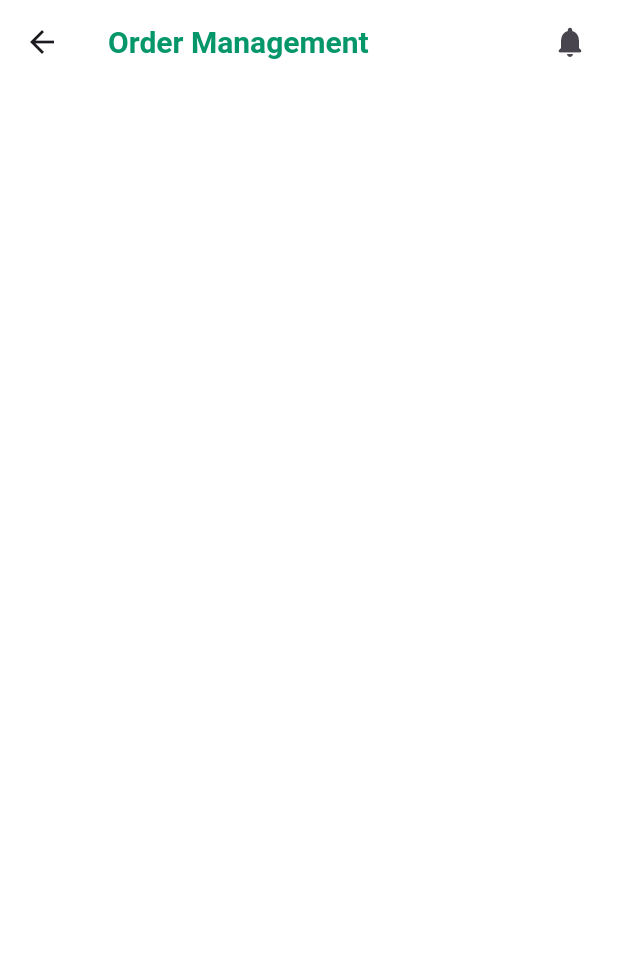
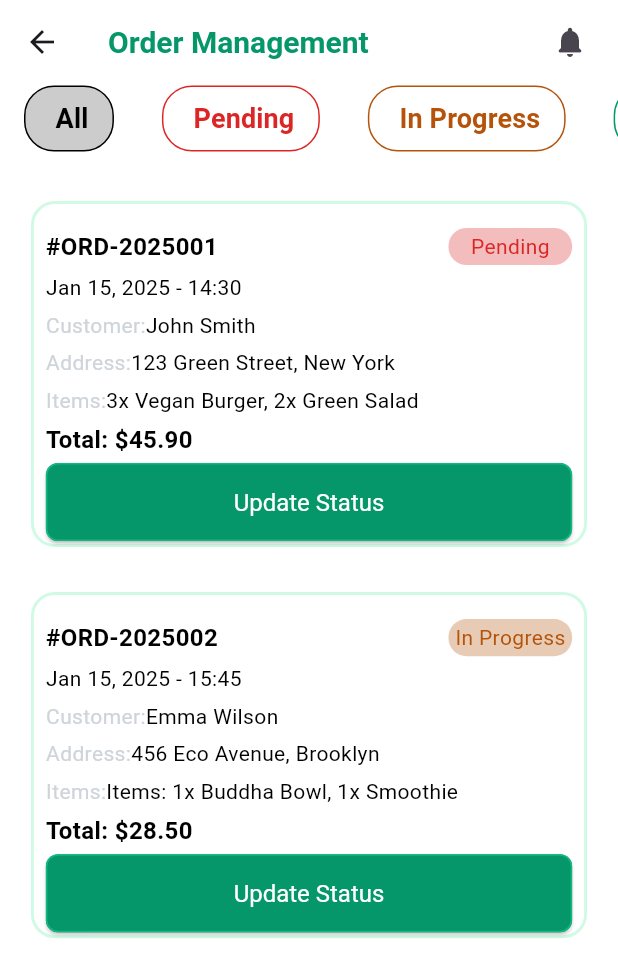
Before and after one commit to Faridaessam1/EcoEatersApp, a Flutter app: the OrdersView screen opened directly, on a phone screen of 412 x 824 dp. Shown: the top 978 px of the screen. Run offline on Flutter 3.47's test engine with Material 3 defaults, Android fonts, the phone set to English and light mode, and no system bars; our stand-ins replace bot_toast, flutter_easyloading, google_fonts.

Commit message:
Finished Order View

```diff
--- a/lib/core/constants/app_colors.dart
+++ b/lib/core/constants/app_colors.dart
@@ -11,6 +11,5 @@ abstract class AppColors {
   static const Color orange = Color(0xFFB45309);
   static const Color grey= Color(0xFFCED4DA);
   static const Color yellow = Color(0xFFFEF3C7);
-  static const Color scaffoldColor = Color(0xFFE5E7EB);
-
+  static const Color red = Color(0xFFDC2626);
 }
--- a/lib/core/ui/seller/home/home_view.dart
+++ b/lib/core/ui/seller/home/home_view.dart
@@ -1,7 +1,7 @@
 import 'package:eco_eaters_app/core/constants/app_colors.dart';
 import 'package:eco_eaters_app/core/extentions/padding_ext.dart';
 import 'package:eco_eaters_app/core/ui/seller/home/widgets/custom_insights_container.dart';
-import 'package:eco_eaters_app/core/ui/seller/home/widgets/custom_order_container.dart';
+import 'package:eco_eaters_app/core/ui/seller/home/widgets/custom_recent_order_container.dart';
 import 'package:eco_eaters_app/core/ui/seller/home/widgets/custom_text_button.dart';
 import 'package:flutter/material.dart';
 
@@ -133,10 +133,10 @@ class HomeView extends StatelessWidget {
           SizedBox(
             height: 30,
           ),
-          CustomOrderContainer(
+          CustomRecentOrderContainer(
               orderNumber: "2458",
               orderStatus: "Pending",
-              orderStatusColor: AppColors.orange,
+              orderStatusColor: AppColors.red,
               orderItemCount: "2",
               orderAmount: "24:00",
               customerName: "Sarah M.",
@@ -144,7 +144,7 @@ class HomeView extends StatelessWidget {
           SizedBox(
             height: 20,
           ),
-          CustomOrderContainer(
+          CustomRecentOrderContainer(
               orderNumber: "2457",
               orderStatus: "Completed",
               orderStatusColor: AppColors.green,
--- a/lib/core/ui/seller/home/widgets/custom_order_container.dart
+++ b/lib/core/ui/seller/home/widgets/custom_recent_order_container.dart
@@ -2,7 +2,7 @@ import 'package:flutter/material.dart';
 
 import '../../../../constants/app_colors.dart';
 
-class CustomOrderContainer extends StatelessWidget {
+class CustomRecentOrderContainer extends StatelessWidget {
   String orderNumber;
   String orderStatus;
   Color orderStatusColor;
@@ -11,7 +11,7 @@ class CustomOrderContainer extends StatelessWidget {
   String customerName;
   String time;
 
-  CustomOrderContainer({
+  CustomRecentOrderContainer({
     super.key,
     required this.orderNumber,
     required this.orderStatus,
@@ -56,7 +56,7 @@ class CustomOrderContainer extends StatelessWidget {
                 alignment: Alignment.center,
                 decoration: BoxDecoration(
                   color: orderStatusColor.withOpacity(0.3),
-                  borderRadius: BorderRadius.circular(4),
+                  borderRadius: BorderRadius.circular(16),
                 ),
                 child: Text(
                   orderStatus,
--- a/lib/core/ui/seller/orders/orders_view.dart
+++ b/lib/core/ui/seller/orders/orders_view.dart
@@ -1,8 +1,17 @@
 import 'package:eco_eaters_app/core/constants/app_colors.dart';
+import 'package:eco_eaters_app/core/ui/seller/orders/widgets/custom_order_container.dart';
+import 'package:eco_eaters_app/core/ui/seller/orders/widgets/custom_tab_bar_item.dart';
 import 'package:flutter/material.dart';
 
-class OrdersView extends StatelessWidget {
+class OrdersView extends StatefulWidget {
   const OrdersView({super.key});
+
+  @override
+  State<OrdersView> createState() => _OrdersViewState();
+}
+
+class _OrdersViewState extends State<OrdersView> {
+  int selectedIndex = 0;
 
   @override
   Widget build(BuildContext context) {
@@ -27,6 +36,76 @@ class OrdersView extends StatelessWidget {
           ),
         ],
       ),
+      body: Column(
+        children: [
+          SafeArea(
+            child: DefaultTabController(
+              length: 4,
+              child: TabBar(
+                onTap: (index) {
+                  onTabBarItemTapped(index);
+                },
+                isScrollable: true,
+                indicatorColor: Colors.transparent,
+                dividerColor: Colors.transparent,
+                tabAlignment: TabAlignment.start,
+                tabs: [
+                  CustomTabBarItem(
+                      title: "All",
+                      isSelected: selectedIndex == 0,
+                      tabColor: AppColors.black),
+                  CustomTabBarItem(
+                      title: "Pending",
+                      isSelected: selectedIndex == 1,
+                      tabColor: AppColors.red),
+                  CustomTabBarItem(
+                    title: "In Progress",
+                    isSelected: selectedIndex == 2,
+                    tabColor: AppColors.orange,
+                  ),
+                  CustomTabBarItem(
+                    title: "Confirmed",
+                    isSelected: selectedIndex == 3,
+                    tabColor: AppColors.green,
+                  ),
+                ],
+              ),
+            ),
+          ),
+          SizedBox(
+            height: 30,
+          ),
+          CustomOrderContainer(
+            orderNumber: "ORD-2025001",
+            orderStatus: "Pending",
+            orderStatusColor: AppColors.red,
+            orderDetails: "3x Vegan Burger, 2x Green Salad",
+            orderAmount: "45.90",
+            customerName: "John Smith",
+            customerAddress: "123 Green Street, New York",
+            time: "Jan 15, 2025 - 14:30",
+          ),
+          SizedBox(
+            height: 30,
+          ),
+          CustomOrderContainer(
+            orderNumber: "ORD-2025002",
+            orderStatus: "In Progress",
+            orderStatusColor: AppColors.orange,
+            orderDetails: "Items: 1x Buddha Bowl, 1x Smoothie",
+            orderAmount: "28.50",
+            customerName: "Emma Wilson",
+            customerAddress: "456 Eco Avenue, Brooklyn",
+            time: "Jan 15, 2025 - 15:45",
+          ),
+        ],
+      ),
     );
   }
+
+  onTabBarItemTapped(int index) {
+    setState(() {
+      selectedIndex = index;
+    });
+  }
 }
--- /dev/null
+++ b/lib/core/ui/seller/orders/widgets/custom_order_container.dart
@@ -0,0 +1,192 @@
+import 'package:flutter/material.dart';
+
+import '../../../../constants/app_colors.dart';
+import '../../../../widgets/custom_elevated_button.dart';
+
+class CustomOrderContainer extends StatelessWidget {
+  final String orderNumber;
+  final String orderStatus;
+  final Color orderStatusColor;
+  final String orderDetails;
+  final String orderAmount;
+  final String customerName;
+  final String customerAddress;
+  final String time;
+
+  CustomOrderContainer({
+    super.key,
+    required this.orderNumber,
+    required this.orderStatus,
+    required this.orderStatusColor,
+    required this.time,
+    required this.customerName,
+    required this.customerAddress,
+    required this.orderDetails,
+    required this.orderAmount,
+  });
+
+  @override
+  Widget build(BuildContext context) {
+    var mediaQuery = MediaQuery.of(context);
+
+    return Container(
+      width: mediaQuery.size.width * 0.9,
+      height: mediaQuery.size.height * 0.28,
+      padding: EdgeInsets.symmetric(horizontal: 8, vertical: 16),
+      decoration: BoxDecoration(
+        borderRadius: BorderRadius.circular(16),
+        border: Border.all(
+          color: AppColors.lightMint,
+          width: 2,
+        ),
+      ),
+      child: Column(
+        children: [
+          Row(
+            children: [
+              Text(
+                "#$orderNumber",
+                style: TextStyle(
+                  color: AppColors.black,
+                  fontSize: 16,
+                  fontWeight: FontWeight.w700,
+                ),
+              ),
+              Spacer(),
+              Container(
+                width: mediaQuery.size.width * 0.2,
+                height: mediaQuery.size.height * 0.03,
+                decoration: BoxDecoration(
+                  color: orderStatusColor.withOpacity(0.3),
+                  borderRadius: BorderRadius.circular(12),
+                ),
+                alignment: Alignment.center,
+                child: Text(
+                  orderStatus,
+                  style: TextStyle(
+                    color: orderStatusColor,
+                    fontSize: 14,
+                    fontWeight: FontWeight.w400,
+                  ),
+                ),
+              )
+            ],
+          ),
+          SizedBox(
+            height: 5,
+          ),
+          Row(
+            children: [
+              Text(
+                time,
+                style: TextStyle(
+                  fontSize: 14,
+                  fontWeight: FontWeight.w400,
+                  color: AppColors.black,
+                ),
+              ),
+            ],
+          ),
+          SizedBox(
+            height: 5,
+          ),
+          Row(
+            children: [
+              Text(
+                "Customer:",
+                style: TextStyle(
+                  fontSize: 14,
+                  fontWeight: FontWeight.w400,
+                  color: AppColors.grey,
+                ),
+              ),
+              Text(
+                customerName,
+                style: TextStyle(
+                  fontSize: 14,
+                  fontWeight: FontWeight.w400,
+                  color: AppColors.black,
+                ),
+              ),
+            ],
+          ),
+          SizedBox(
+            height: 5,
+          ),
+          Row(
+            children: [
+              Text(
+                "Address:",
+                style: TextStyle(
+                  fontSize: 14,
+                  fontWeight: FontWeight.w400,
+                  color: AppColors.grey,
+                ),
+              ),
+              Text(
+                customerAddress,
+                style: TextStyle(
+                  fontSize: 14,
+                  fontWeight: FontWeight.w400,
+                  color: AppColors.black,
+                ),
+              ),
+            ],
+          ),
+          SizedBox(
+            height: 5,
+          ),
+          Row(
+            children: [
+              Text(
+                "Items:",
+                style: TextStyle(
+                  fontSize: 14,
+                  fontWeight: FontWeight.w400,
+                  color: AppColors.grey,
+                ),
+              ),
+              Text(
+                orderDetails,
+                style: TextStyle(
+                  fontSize: 14,
+                  fontWeight: FontWeight.w400,
+                  color: AppColors.black,
+                ),
+              ),
+            ],
+          ),
+          SizedBox(
+            height: 5,
+          ),
+          Row(
+            children: [
+              Text(
+                "Total: \$$orderAmount",
+                style: TextStyle(
+                  fontWeight: FontWeight.w700,
+                  fontSize: 16,
+                  color: AppColors.black,
+                ),
+              ),
+            ],
+          ),
+          SizedBox(
+            height: 4,
+          ),
+          SizedBox(
+            width: double.infinity,
+            child: CustomElevatedButton(
+              text: "Update Status",
+              fontSize: 16,
+              onPressed: () {},
+              textColor: AppColors.white,
+              buttonColor: AppColors.green,
+              borderRadius: 8.0,
+            ),
+          ),
+        ],
+      ),
+    );
+  }
+}
--- /dev/null
+++ b/lib/core/ui/seller/orders/widgets/custom_tab_bar_item.dart
@@ -0,0 +1,45 @@
+import 'package:flutter/material.dart';
+
+import '../../../../constants/app_colors.dart';
+
+class CustomTabBarItem extends StatelessWidget {
+  final String title;
+  final bool isSelected;
+  final Color tabColor;
+
+  CustomTabBarItem({
+    super.key,
+    required this.title,
+    required this.tabColor,
+    required this.isSelected,
+  });
+
+  @override
+  Widget build(BuildContext context) {
+    return Tab(
+      child: Container(
+        padding: EdgeInsets.symmetric(horizontal: 16, vertical: 8),
+        decoration: BoxDecoration(
+          color: isSelected ? tabColor.withOpacity(0.2) : AppColors.white,
+          borderRadius: BorderRadius.circular(20),
+          border: Border.all(
+            color: tabColor,
+          ),
+        ),
+        child: Row(
+          children: [
+            SizedBox(width: 4),
+            Text(
+              title,
+              style: TextStyle(
+                fontWeight: FontWeight.bold,
+                fontSize: 18,
+                color: tabColor,
+              ),
+            ),
+          ],
+        ),
+      ),
+    );
+  }
+}
```
